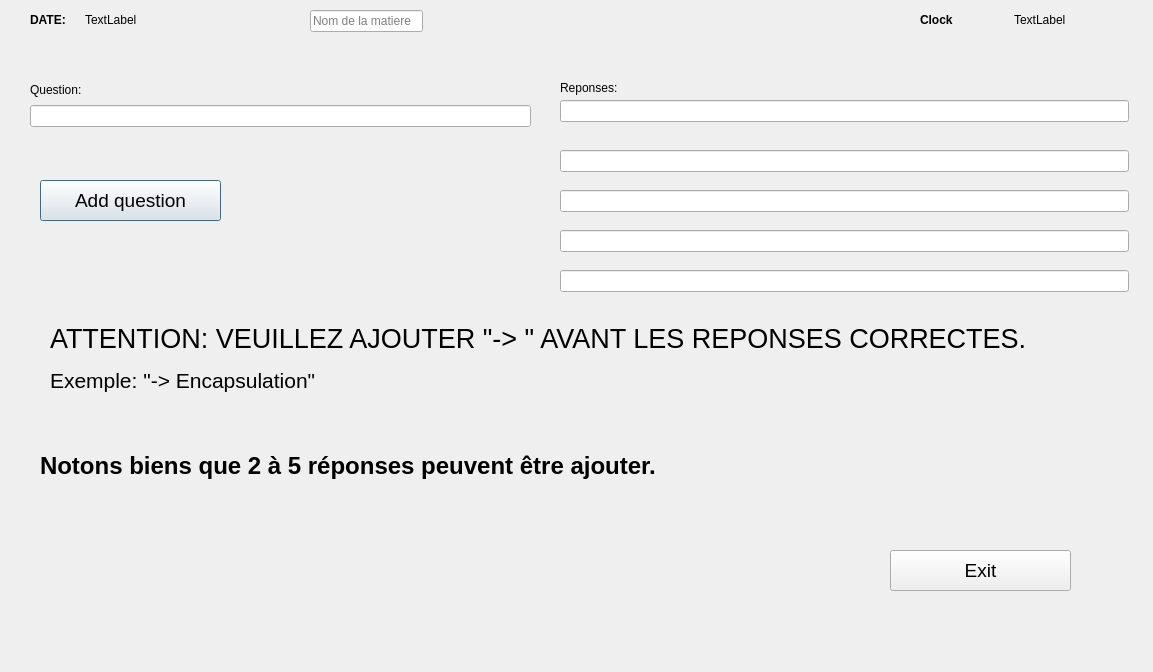
This is Projet_qcm (1)/maketest.ui in Danielkinkeu/QCM as Qt 5 draws it before an edit. The edited form follows.
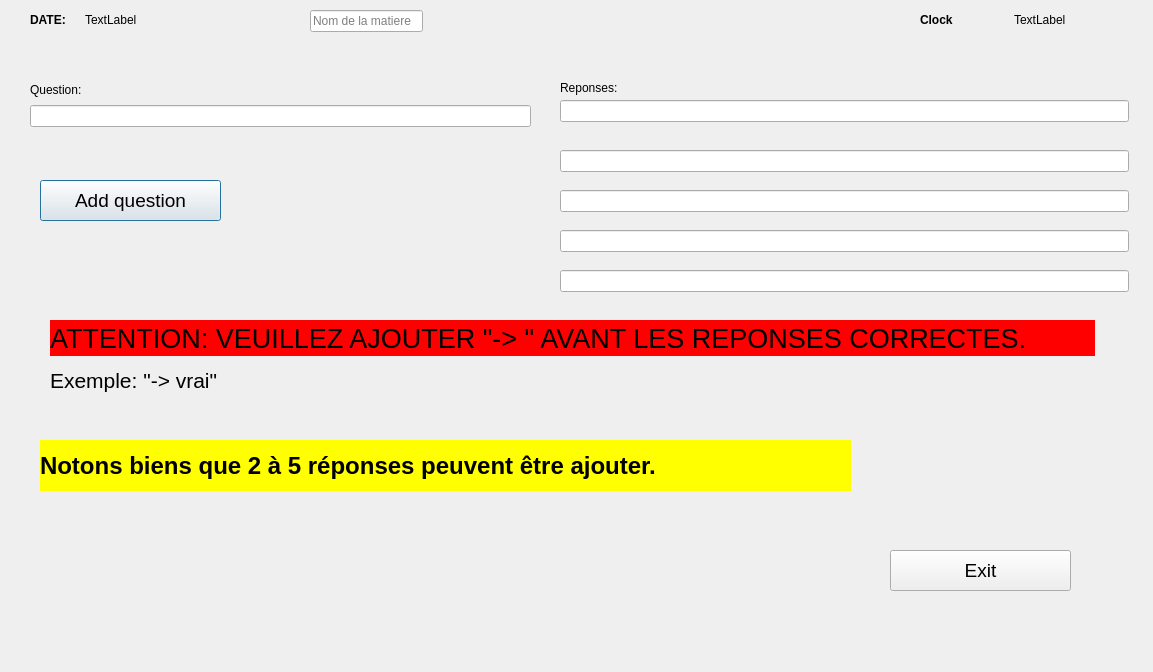
This is the edited form.

Diff of the .ui file:
```diff
--- a/Projet_qcm (1)/maketest.ui
+++ b/Projet_qcm (1)/maketest.ui
@@ -88,6 +88,9 @@
         <pointsize>20</pointsize>
        </font>
       </property>
+      <property name="styleSheet">
+       <string notr="true">background-color:red</string>
+      </property>
       <property name="text">
        <string>ATTENTION: VEUILLEZ AJOUTER &quot;-&gt; &quot; AVANT LES REPONSES CORRECTES.</string>
       </property>
@@ -103,7 +106,7 @@
          </font>
         </property>
         <property name="text">
-         <string>Exemple: &quot;-&gt; Encapsulation&quot;</string>
+         <string>Exemple: &quot;-&gt; vrai&quot;</string>
         </property>
        </widget>
       </item>
@@ -263,6 +266,9 @@
      <bold>true</bold>
     </font>
    </property>
+   <property name="styleSheet">
+    <string notr="true">background-color:yellow</string>
+   </property>
    <property name="text">
     <string>Notons biens que 2 à 5 réponses peuvent être ajouter.</string>
    </property>
```
